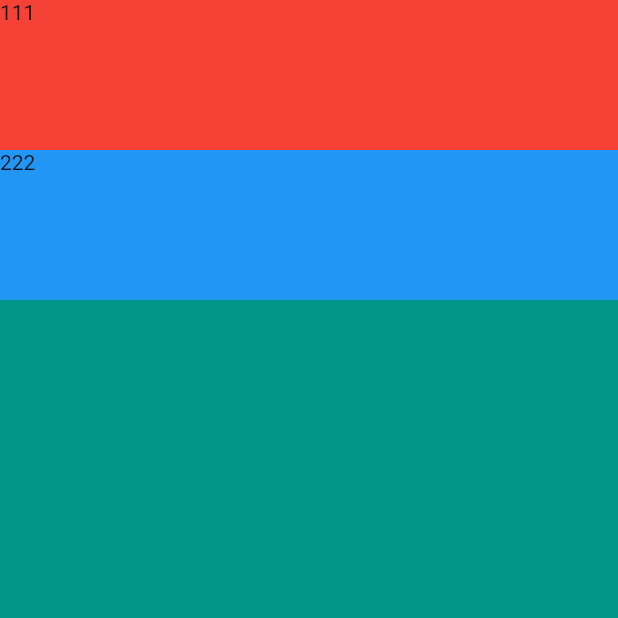
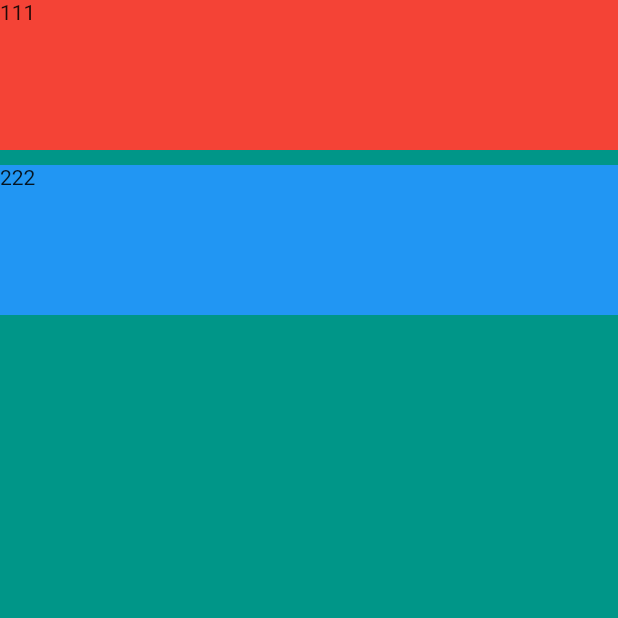
Before and after one commit to gpetuhov/FlutterTutorial, a Flutter app: the screen it shows after launch, on a phone screen of 412 x 824 dp, the top half of it. Run offline on Flutter 3.47's test engine with Material 2 defaults, Android fonts, the phone set to English and light mode, and no system bars.

Commit message:
Add SizedBox

```diff
--- a/02-MiCard/mi_card_flutter/lib/main.dart
+++ b/02-MiCard/mi_card_flutter/lib/main.dart
@@ -35,6 +35,10 @@ class MyApp extends StatelessWidget {
                 color: Colors.red,
                 child: Text('111'),
               ),
+              // SizedBox allows adding some space between widgets
+              SizedBox(
+                height: 10.0,
+              ),
               Container(
                 height: 100.0,
                 color: Colors.blue,
```
